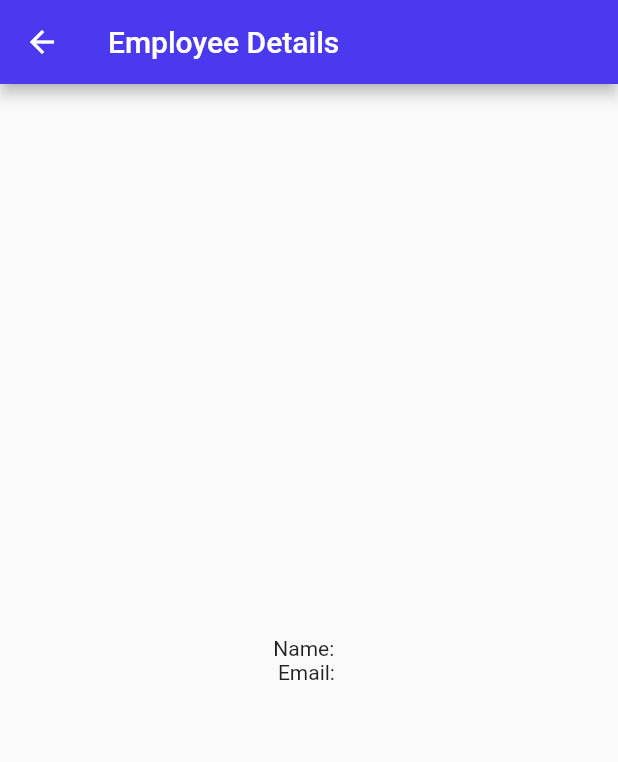
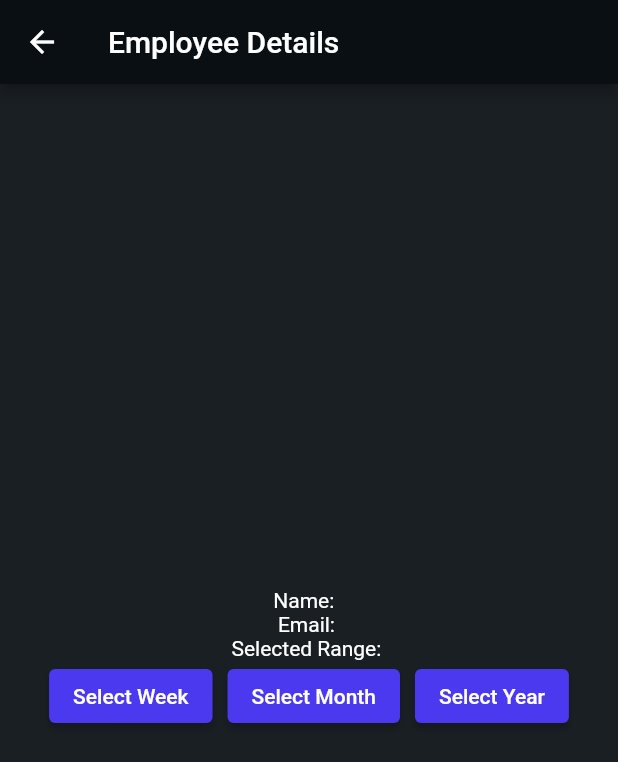
Before and after one commit to Stef-w98/graduaatsproef, a Flutter app: the EmployeeDetails screen opened directly with empty values, on a phone screen of 412 x 824 dp. Shown: the top 762 px of the screen. Run offline on Flutter 3.47's test engine with Material 2 defaults, Android fonts, the phone set to English and light mode, and no system bars; our stand-ins replace flutter_signin_button, supabase_flutter; missing offline and left inert: nfc_manager; accounts and stored records are empty.

Commit message:
Fixed Details screen colors Added dateRangePicker (week, month, year) to details page

```diff
--- /dev/null
+++ b/graduaatsproef/lib/widgets/date_range_picker_widget.dart
@@ -0,0 +1,96 @@
+import 'package:flutter/material.dart';
+import 'package:intl/intl.dart';
+
+class DateRangePicker extends StatefulWidget {
+  const DateRangePicker({Key? key}) : super(key: key);
+
+  @override
+  _DateRangePickerState createState() => _DateRangePickerState();
+}
+
+class _DateRangePickerState extends State<DateRangePicker> {
+  DateTime _selectedDate = DateTime.now();
+  String _selectedRange = '';
+
+  void _selectWeek(BuildContext context) async {
+    final DateTime? pickedDate = await showDatePicker(
+      context: context,
+      initialDate: _selectedDate,
+      firstDate: DateTime(_selectedDate.year - 5),
+      lastDate: DateTime(_selectedDate.year + 5),
+    );
+    if (pickedDate != null && pickedDate != _selectedDate) {
+      setState(() {
+        _selectedDate = pickedDate;
+        final weekStart =
+            pickedDate.subtract(Duration(days: pickedDate.weekday - 1));
+        final weekEnd = weekStart.add(Duration(days: 6));
+        _selectedRange =
+            '${DateFormat('MMM d, yyyy').format(weekStart)} - ${DateFormat('MMM d, yyyy').format(weekEnd)}';
+      });
+    }
+  }
+
+  void _selectMonth(BuildContext context) async {
+    final DateTime? pickedDate = await showDatePicker(
+      context: context,
+      initialDate: _selectedDate,
+      firstDate: DateTime(_selectedDate.year - 5),
+      lastDate: DateTime(_selectedDate.year + 5),
+      initialDatePickerMode: DatePickerMode.year,
+    );
+    if (pickedDate != null && pickedDate != _selectedDate) {
+      setState(() {
+        _selectedDate = pickedDate;
+        _selectedRange = DateFormat('MMMM yyyy').format(_selectedDate);
+      });
+    }
+  }
+
+  void _selectYear(BuildContext context) async {
+    final DateTime? pickedDate = await showDatePicker(
+      context: context,
+      initialDate: _selectedDate,
+      firstDate: DateTime(_selectedDate.year - 5),
+      lastDate: DateTime(_selectedDate.year + 5),
+      initialDatePickerMode: DatePickerMode.year,
+    );
+    if (pickedDate != null && pickedDate != _selectedDate) {
+      setState(() {
+        _selectedDate = pickedDate;
+        _selectedRange = DateFormat('yyyy').format(_selectedDate);
+      });
+    }
+  }
+
+  @override
+  Widget build(BuildContext context) {
+    return Column(
+      children: [
+        Text(
+          'Selected Range: $_selectedRange',
+          style: TextStyle(color: Colors.white),
+        ),
+        Row(
+          mainAxisAlignment: MainAxisAlignment.center,
+          children: [
+            ElevatedButton(
+              onPressed: () => _selectWeek(context),
+              child: Text('Select Week'),
+            ),
+            SizedBox(width: 10),
+            ElevatedButton(
+              onPressed: () => _selectMonth(context),
+              child: Text('Select Month'),
+            ),
+            SizedBox(width: 10),
+            ElevatedButton(
+              onPressed: () => _selectYear(context),
+              child: Text('Select Year'),
+            ),
+          ],
+        ),
+      ],
+    );
+  }
+}
--- a/graduaatsproef/lib/widgets/employee_details_widget.dart
+++ b/graduaatsproef/lib/widgets/employee_details_widget.dart
@@ -1,6 +1,7 @@
 import 'package:flutter/material.dart';
 import 'package:graduaatsproef/models/users_model.dart';
 import 'package:graduaatsproef/models/nfc_cards_model.dart';
+import 'package:graduaatsproef/widgets/date_range_picker_widget.dart';
 
 class EmployeeDetails extends StatelessWidget {
   final Users user;
@@ -11,16 +12,25 @@ class EmployeeDetails extends StatelessWidget {
   @override
   Widget build(BuildContext context) {
     return Scaffold(
+      backgroundColor: const Color(0xFF1A1F24),
       appBar: AppBar(
         title: Text('Employee Details'),
+        backgroundColor: const Color(0xFF090F13),
       ),
       body: Center(
         child: Column(
           mainAxisAlignment: MainAxisAlignment.center,
           children: [
-            Text('Name: ${user.firstName} ${user.lastName}'),
-            Text('Email: ${user.email}'),
+            Text(
+              'Name: ${user.firstName} ${user.lastName}',
+              style: TextStyle(color: Colors.white),
+            ),
+            Text(
+              'Email: ${user.email}',
+              style: TextStyle(color: Colors.white),
+            ),
             // Add your dropdown here
+            DateRangePicker(),
           ],
         ),
       ),
```
Also changed, not shown: graduaatsproef/lib/widgets/employees_table_widget.dart (+69 -9 lines).
